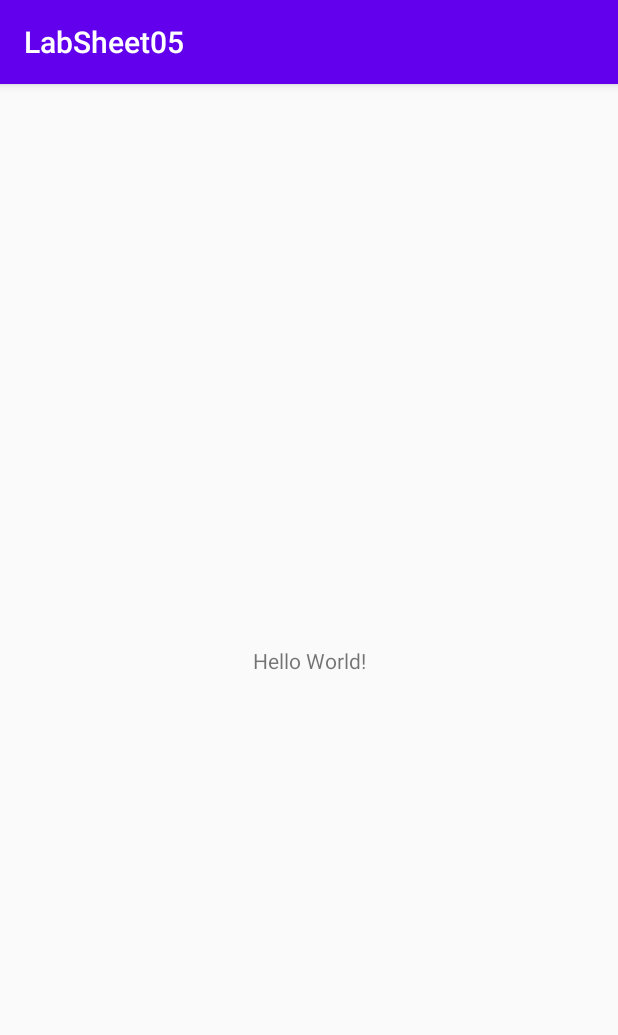
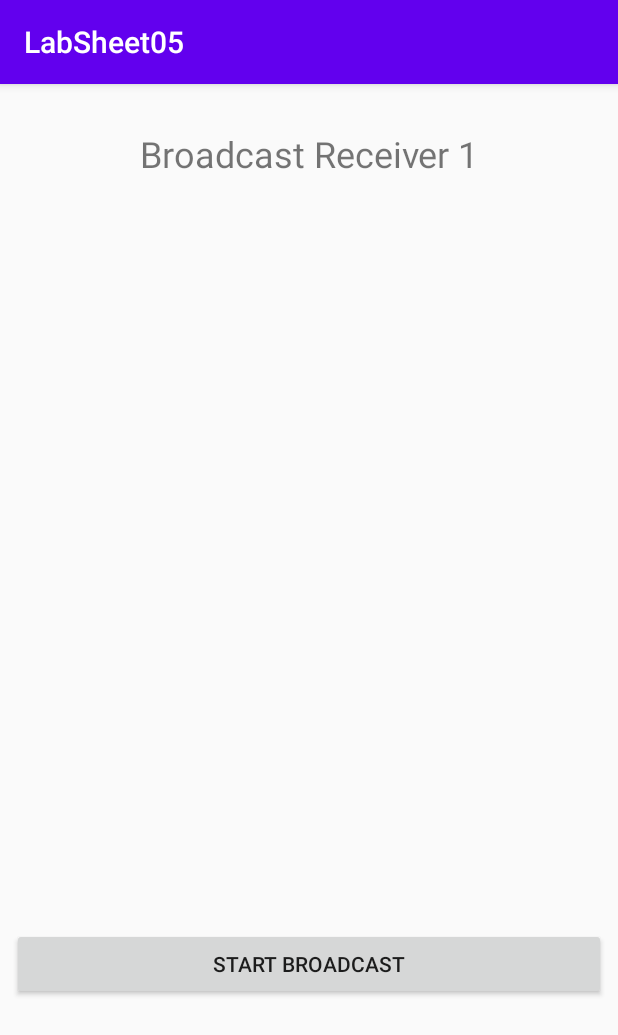
Before and after one commit to alvinz97/MAD-Lab-Sheet-05, an Android app: the screen it shows after launch (MainActivity), on a phone screen of 412 x 824 dp. Shown: the top 1035 px of the screen. Run offline under Robolectric (Android 15) with nearby library versions, the phone set to English and light mode, and no system bars.

Commit message:
Update 1.0

```diff
--- a/app/build.gradle
+++ b/app/build.gradle
@@ -28,7 +28,8 @@ dependencies {
 
     implementation 'androidx.appcompat:appcompat:1.1.0'
     implementation 'androidx.constraintlayout:constraintlayout:1.1.3'
-    testImplementation 'junit:junit:4.12'
+    implementation 'com.android.support:support-v4:23.4.0'
+    testImplementation 'junit:junit:4.13'
     androidTestImplementation 'androidx.test.ext:junit:1.1.1'
     androidTestImplementation 'androidx.test.espresso:espresso-core:3.2.0'
 }
--- a/app/src/main/java/com/example/labsheet05/BackgroundServices.java
+++ b/app/src/main/java/com/example/labsheet05/BackgroundServices.java
@@ -14,7 +14,7 @@ public class BackgroundServices extends IntentService {
         super("BackgroundServices");
     }
 
-    public static void startAction(Context context){
+    public static void startAction(Context context, Context applicationContext){
         Intent intent = new Intent(context, BackgroundServices.class);
         context.startActivity(intent);
     }
--- a/app/src/main/java/com/example/labsheet05/MainActivity.java
+++ b/app/src/main/java/com/example/labsheet05/MainActivity.java
@@ -2,19 +2,58 @@ package com.example.labsheet05;
 
 import androidx.appcompat.app.AppCompatActivity;
 
+import android.content.BroadcastReceiver;
+import android.content.Context;
+import android.content.Intent;
+import android.content.IntentFilter;
 import android.os.Bundle;
+import android.view.View;
 import android.widget.Button;
+import android.widget.TextView;
 
 public class MainActivity extends AppCompatActivity {
 
     public static final String BROADCAST_ACTION = "";
     private Button broadcastBtn;
+    Receiver localListener;
+
+    @Override
+    protected void onStart() {
+        super.onStart();
+        Receiver localListener = new Receiver();
+        IntentFilter intentFilter = new IntentFilter(BROADCAST_ACTION);
+        this.registerReceiver(localListener, intentFilter);
+    }
+
+    @Override
+    protected void onStop() {
+        super.onStop();
+        this.unregisterReceiver(localListener);
+    }
 
     @Override
     protected void onCreate(Bundle savedInstanceState) {
         super.onCreate(savedInstanceState);
         setContentView(R.layout.activity_main);
 
+        broadcastBtn = (Button) findViewById(R.id.broadcastBtn);
+        TextView textView = (TextView) findViewById(R.id.broadcastReceiverText);
+    }
 
+    public void onClick(View view) {
+        if (view.getId() == R.id.broadcastBtn) {
+            BackgroundServices.startAction(this, getApplicationContext());
+        }
     }
 }
+
+class Receiver extends  BroadcastReceiver {
+    private TextView textView;
+    @Override
+    public void onReceive(Context context, Intent intent) {
+        String currentText = textView.getText().toString();
+        String message = intent.getStringExtra("value");
+        currentText += "\nReceived " + message;
+        textView.setText(currentText);
+    }
+}
--- a/app/src/main/res/layout/activity_main.xml
+++ b/app/src/main/res/layout/activity_main.xml
@@ -7,12 +7,30 @@
     tools:context=".MainActivity">
 
     <TextView
+        android:id="@+id/broadcastReceiverText"
         android:layout_width="wrap_content"
         android:layout_height="wrap_content"
-        android:text="Hello World!"
-        app:layout_constraintBottom_toBottomOf="parent"
+        android:layout_marginTop="30dp"
+        android:text="@string/broadcastReceiverText"
+        android:textSize="24sp"
         app:layout_constraintLeft_toLeftOf="parent"
         app:layout_constraintRight_toRightOf="parent"
         app:layout_constraintTop_toTopOf="parent" />
 
+    <Button
+        android:id="@+id/broadcastBtn"
+        android:layout_width="match_parent"
+        android:layout_height="wrap_content"
+        android:layout_marginStart="8dp"
+        android:layout_marginLeft="8dp"
+        android:layout_marginTop="500dp"
+        android:onClick="onClick"
+        android:layout_marginEnd="8dp"
+        android:layout_marginRight="8dp"
+        android:text="@string/broadcastBtn"
+        app:layout_constraintEnd_toEndOf="parent"
+        app:layout_constraintHorizontal_bias="0.0"
+        app:layout_constraintStart_toStartOf="parent"
+        app:layout_constraintTop_toBottomOf="@+id/broadcastReceiverText" />
+
 </androidx.constraintlayout.widget.ConstraintLayout>
--- a/app/src/main/res/values/strings.xml
+++ b/app/src/main/res/values/strings.xml
@@ -1,3 +1,5 @@
 <resources>
     <string name="app_name">LabSheet05</string>
+    <string name="broadcastReceiverText">Broadcast Receiver 1</string>
+    <string name="broadcastBtn">Start Broadcast</string>
 </resources>
```
